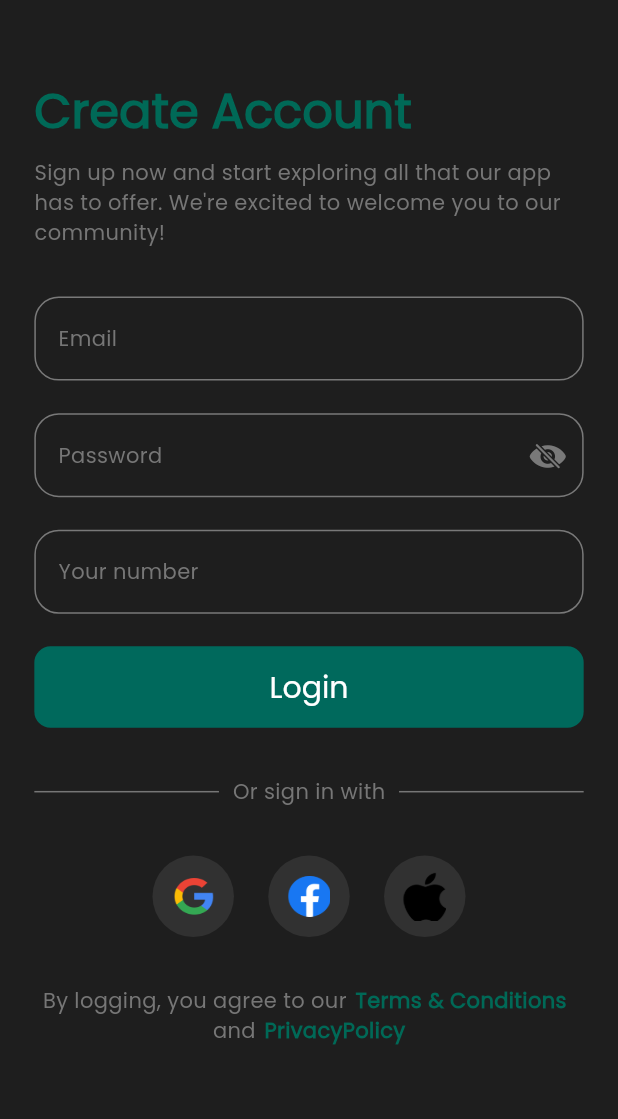
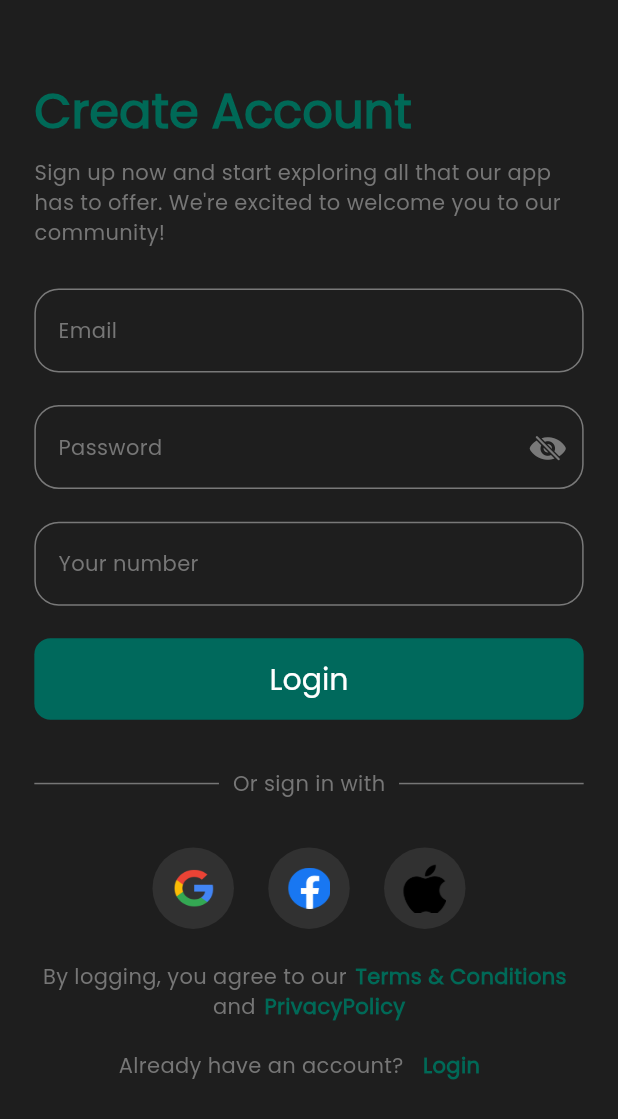
Before and after one commit to mohamedmagdy2301/CurAi_app_mobile, a Flutter app: the RegisterScreen screen opened directly, on a phone screen of 412 x 824 dp. Shown: the top 1119 px of the screen. Run offline on Flutter 3.47's test engine with Material 3 defaults, Android fonts, the phone set to English and light mode, and no system bars; our stand-ins replace connectivity_plus, firebase_core, flutter_bloc, flutter_dotenv, flutter_screenutil, get_it and 2 more; accounts and stored records are empty.

Commit message:
Done Already Have Account widget

```diff
--- a/lib/features/auth/presentation/screens/register_screen.dart
+++ b/lib/features/auth/presentation/screens/register_screen.dart
@@ -3,6 +3,7 @@ import 'package:smartcare_app_mobile/core/helper/functions_helper.dart';
 import 'package:smartcare_app_mobile/core/language/lang_keys.dart';
 import 'package:smartcare_app_mobile/features/auth/presentation/widgets/header_auth_widget.dart';
 import 'package:smartcare_app_mobile/features/auth/presentation/widgets/login_with_social.dart';
+import 'package:smartcare_app_mobile/features/auth/presentation/widgets/register/already_have_account.dart';
 import 'package:smartcare_app_mobile/features/auth/presentation/widgets/register/form_register_widget.dart';
 import 'package:smartcare_app_mobile/features/auth/presentation/widgets/terms_and_conditions_widget.dart';
 
@@ -24,12 +25,14 @@ class RegisterScreen extends StatelessWidget {
                   title: LangKeys.createRegister,
                   descraption: LangKeys.descraptionRegister,
                 ),
-                spaceHeight(30),
+                spaceHeight(25),
                 const FormRegisterWidget(),
                 spaceHeight(30),
                 const LoginWithSocial(),
-                spaceHeight(30),
+                spaceHeight(20),
                 const TermsAndConditionsWidget(),
+                spaceHeight(5),
+                const AleadyHaveAccount(),
               ],
             ),
           ),
--- /dev/null
+++ b/lib/features/auth/presentation/widgets/register/already_have_account.dart
@@ -0,0 +1,36 @@
+import 'package:flutter/material.dart';
+import 'package:smartcare_app_mobile/core/extensions/context_extansions.dart';
+import 'package:smartcare_app_mobile/core/language/lang_keys.dart';
+import 'package:smartcare_app_mobile/core/routes/routes.dart';
+import 'package:smartcare_app_mobile/core/styles/fonts/font_weight_helper.dart';
+
+class AleadyHaveAccount extends StatelessWidget {
+  const AleadyHaveAccount({
+    super.key,
+  });
+
+  @override
+  Widget build(BuildContext context) {
+    return Row(
+      mainAxisAlignment: MainAxisAlignment.center,
+      children: [
+        Text(
+          context.translate(LangKeys.alreadyHaveAccount),
+          style: context.textTheme.bodyMedium!.copyWith(
+            color: context.colors.textColorLight,
+          ),
+        ),
+        TextButton(
+          onPressed: () => context.pushNamed(Routes.loginScreen),
+          child: Text(
+            context.translate(LangKeys.login),
+            style: context.textTheme.bodyMedium!.copyWith(
+              color: context.colors.primaryColor,
+              fontWeight: FontWeightHelper.extraBold,
+            ),
+          ),
+        ),
+      ],
+    );
+  }
+}
```
